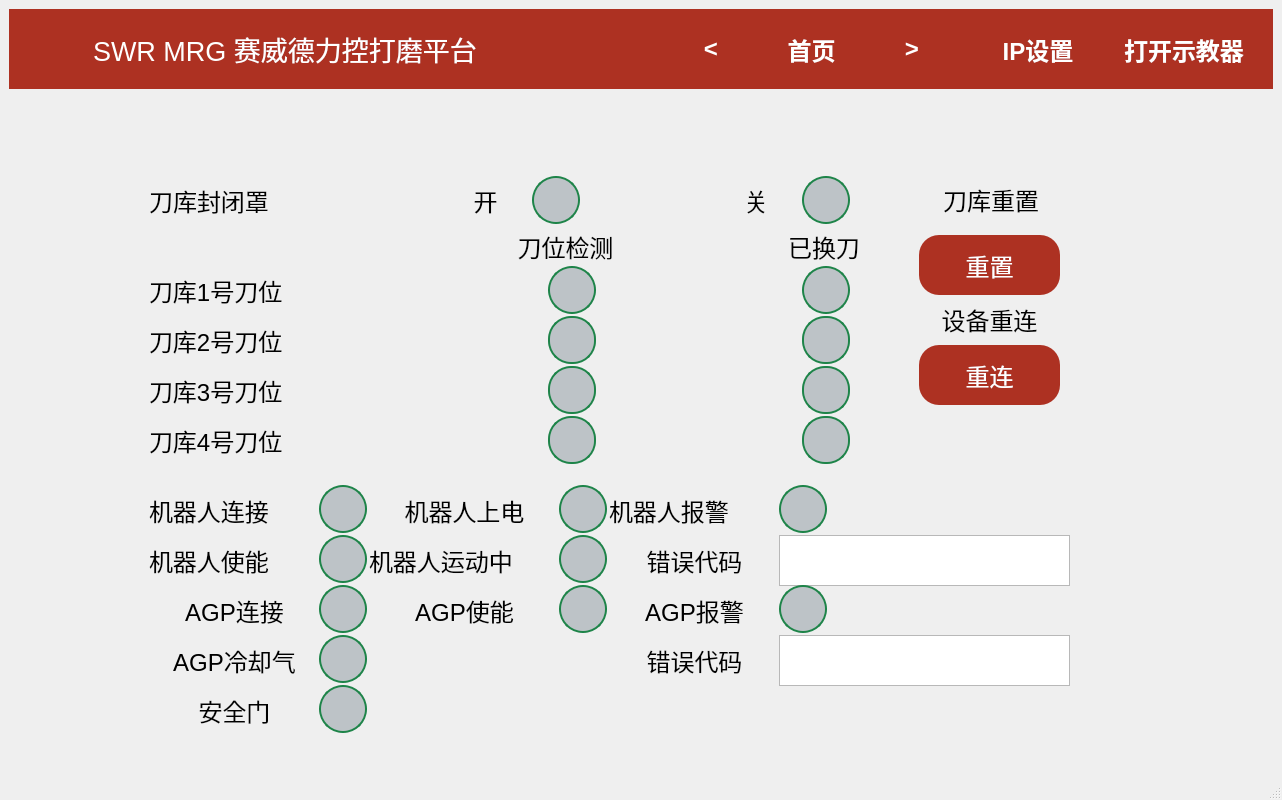
Above: res/mainwindow.ui from kid7995/SWR_MRG before the change. Below: the same form after it.
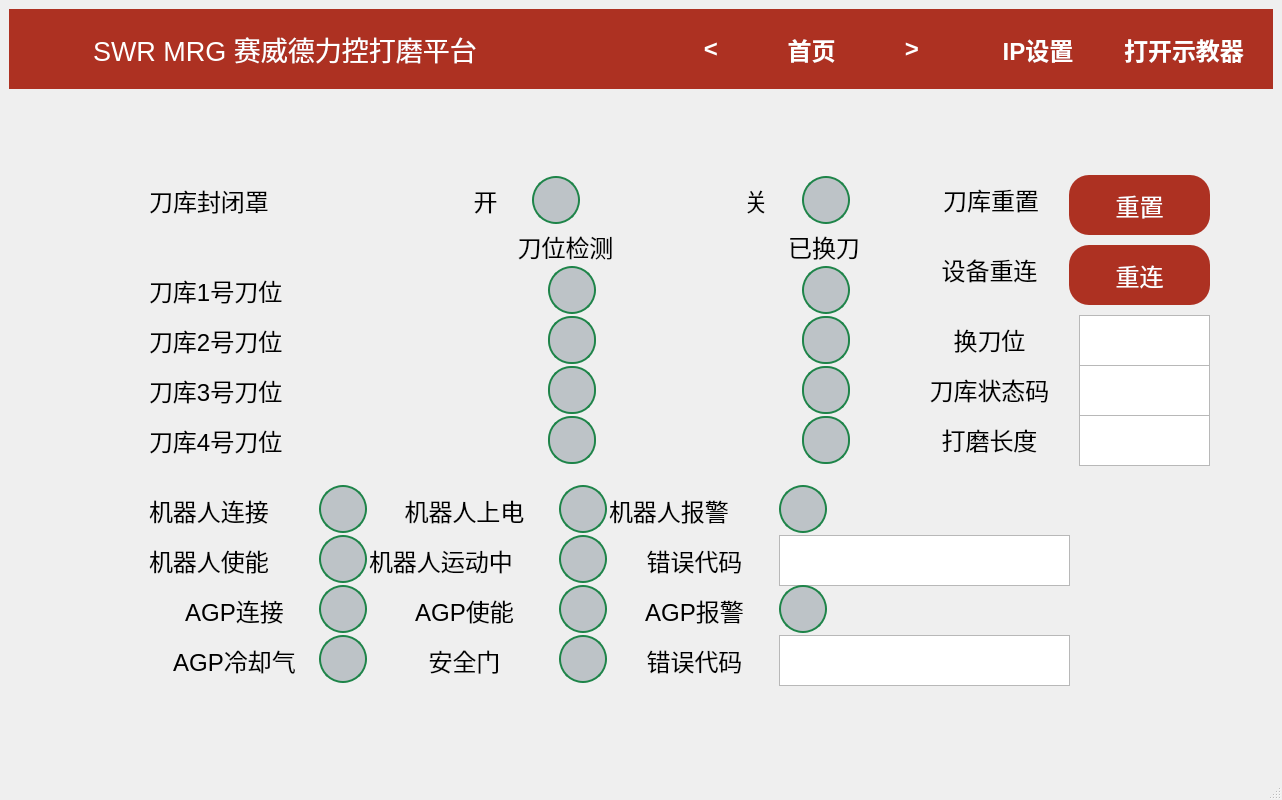
That is the form after the change. The open tabs and pages were chosen to show the change. Icons and pictures are not drawn. Custom widgets are drawn as their Qt base class.

Commit message: 3月26最新版本 试运行不增加换刀长度 隔板斜面打磨添加轻过渡

The edit to the form file:
```diff
--- a/res/mainwindow.ui
+++ b/res/mainwindow.ui
@@ -262,16 +262,22 @@
        <widget class="QPushButton" name="ToolMagazineReset">
         <property name="geometry">
          <rect>
-          <x>910</x>
-          <y>140</y>
+          <x>1060</x>
+          <y>80</y>
           <width>141</width>
-          <height>60</height>
+          <height>50</height>
          </rect>
         </property>
         <property name="minimumSize">
          <size>
           <width>0</width>
-          <height>60</height>
+          <height>50</height>
+         </size>
+        </property>
+        <property name="maximumSize">
+         <size>
+          <width>16777215</width>
+          <height>50</height>
          </size>
         </property>
         <property name="font">
@@ -1610,9 +1616,9 @@
        <widget class="QLabel" name="SafeDoor">
         <property name="geometry">
          <rect>
-          <x>140</x>
-          <y>590</y>
-          <width>171</width>
+          <x>360</x>
+          <y>540</y>
+          <width>191</width>
           <height>51</height>
          </rect>
         </property>
@@ -1631,8 +1637,8 @@
        <widget class="QLabel" name="SafeDoorStatus">
         <property name="geometry">
          <rect>
-          <x>310</x>
-          <y>590</y>
+          <x>550</x>
+          <y>540</y>
           <width>48</width>
           <height>48</height>
          </rect>
@@ -1664,7 +1670,7 @@
         <property name="geometry">
          <rect>
           <x>900</x>
-          <y>200</y>
+          <y>150</y>
           <width>161</width>
           <height>49</height>
          </rect>
@@ -1684,16 +1690,22 @@
        <widget class="QPushButton" name="RobotReconnect_2">
         <property name="geometry">
          <rect>
-          <x>910</x>
-          <y>250</y>
+          <x>1060</x>
+          <y>150</y>
           <width>141</width>
-          <height>60</height>
+          <height>50</height>
          </rect>
         </property>
         <property name="minimumSize">
          <size>
           <width>0</width>
-          <height>60</height>
+          <height>50</height>
+         </size>
+        </property>
+        <property name="maximumSize">
+         <size>
+          <width>16777215</width>
+          <height>50</height>
          </size>
         </property>
         <property name="font">
@@ -1716,6 +1728,159 @@
          <bool>true</bool>
         </property>
        </widget>
+       <widget class="QPlainTextEdit" name="TargetToolPosText">
+        <property name="geometry">
+         <rect>
+          <x>1070</x>
+          <y>220</y>
+          <width>131</width>
+          <height>51</height>
+         </rect>
+        </property>
+        <property name="sizePolicy">
+         <sizepolicy hsizetype="Expanding" vsizetype="Expanding">
+          <horstretch>0</horstretch>
+          <verstretch>0</verstretch>
+         </sizepolicy>
+        </property>
+        <property name="font">
+         <font>
+          <pointsize>19</pointsize>
+         </font>
+        </property>
+        <property name="cursor" stdset="0">
+         <cursorShape>ArrowCursor</cursorShape>
+        </property>
+        <property name="styleSheet">
+         <string notr="true">text-align: center;</string>
+        </property>
+        <property name="plainText">
+         <string/>
+        </property>
+       </widget>
+       <widget class="QLabel" name="TargetToolPos">
+        <property name="geometry">
+         <rect>
+          <x>900</x>
+          <y>220</y>
+          <width>161</width>
+          <height>49</height>
+         </rect>
+        </property>
+        <property name="font">
+         <font>
+          <pointsize>18</pointsize>
+         </font>
+        </property>
+        <property name="text">
+         <string>换刀位</string>
+        </property>
+        <property name="alignment">
+         <set>Qt::AlignCenter</set>
+        </property>
+       </widget>
+       <widget class="QLabel" name="ToolStatus">
+        <property name="geometry">
+         <rect>
+          <x>900</x>
+          <y>270</y>
+          <width>161</width>
+          <height>49</height>
+         </rect>
+        </property>
+        <property name="font">
+         <font>
+          <pointsize>18</pointsize>
+         </font>
+        </property>
+        <property name="text">
+         <string>刀库状态码</string>
+        </property>
+        <property name="alignment">
+         <set>Qt::AlignCenter</set>
+        </property>
+       </widget>
+       <widget class="QPlainTextEdit" name="ToolStatusText">
+        <property name="geometry">
+         <rect>
+          <x>1070</x>
+          <y>270</y>
+          <width>131</width>
+          <height>51</height>
+         </rect>
+        </property>
+        <property name="sizePolicy">
+         <sizepolicy hsizetype="Expanding" vsizetype="Expanding">
+          <horstretch>0</horstretch>
+          <verstretch>0</verstretch>
+         </sizepolicy>
+        </property>
+        <property name="font">
+         <font>
+          <pointsize>19</pointsize>
+         </font>
+        </property>
+        <property name="cursor" stdset="0">
+         <cursorShape>ArrowCursor</cursorShape>
+        </property>
+        <property name="styleSheet">
+         <string notr="true">text-align: center;</string>
+        </property>
+        <property name="plainText">
+         <string/>
+        </property>
+       </widget>
+       <widget class="QLabel" name="TotalPolishLength">
+        <property name="geometry">
+         <rect>
+          <x>900</x>
+          <y>320</y>
+          <width>161</width>
+          <height>49</height>
+         </rect>
+        </property>
+        <property name="font">
+         <font>
+          <pointsize>18</pointsize>
+         </font>
+        </property>
+        <property name="text">
+         <string>打磨长度</string>
+        </property>
+        <property name="alignment">
+         <set>Qt::AlignCenter</set>
+        </property>
+       </widget>
+       <widget class="QPlainTextEdit" name="TotalPolishLengthText">
+        <property name="geometry">
+         <rect>
+          <x>1070</x>
+          <y>320</y>
+          <width>131</width>
+          <height>51</height>
+         </rect>
+        </property>
+        <property name="sizePolicy">
+         <sizepolicy hsizetype="Expanding" vsizetype="Expanding">
+          <horstretch>0</horstretch>
+          <verstretch>0</verstretch>
+         </sizepolicy>
+        </property>
+        <property name="font">
+         <font>
+          <pointsize>19</pointsize>
+         </font>
+        </property>
+        <property name="cursor" stdset="0">
+         <cursorShape>ArrowCursor</cursorShape>
+        </property>
+        <property name="styleSheet">
+         <string notr="true">text-align: center;</string>
+        </property>
+        <property name="plainText">
+         <string/>
+        </property>
+       </widget>
       </widget>
       <widget class="QWidget" name="page">
        <property name="accessibleName">
```
Left out of the diff: 2 changed lines with no effect on the pictures. The commit also changes 4 other files.
